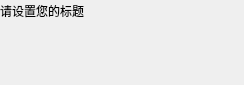
First picture: the form in src/gui/topwindow.ui, repository zengrixi/resourceManager, before the edit.
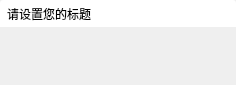
Second picture: the form after the edit. Icons and pictures are not drawn.

Diff of the .ui file:
```diff
--- a/src/gui/topwindow.ui
+++ b/src/gui/topwindow.ui
@@ -14,17 +14,19 @@
    <string>TopWindow</string>
   </property>
   <property name="styleSheet">
-   <string notr="true">#titleBar {
+            <string notr="true">
+
+#title_bar {
     background: white;
     border-top-left-radius: 3px;
     border-top-right-radius: 3px;
 }
 
-#titleBar #titleLabel {
+#title_bar #title_label {
     padding-left: 4px;
 }
 
-#titleBar QPushButton  {
+#title_bar QPushButton  {
     border: none;
     min-width: 25px;
     max-width: 25px;
@@ -35,7 +37,7 @@
     border-width: 0 0 0 0;
 }
 
-#titleBar #minButton {
+#title_bar #min_button {
     border-image: url(:/img/top-window/min.png) 0 0 0 0 stretch stretch;
 }
 #titleBar #minButton:hover {
@@ -45,7 +47,7 @@
     border-image: url(:/img/top-window/min-pressed.png) 0 0 0 0 stretch stretch;
 }
 
-#titleBar #maxButton {
+#title_bar #max_button {
     border-image: url(:/img/top-window/max.png) 0 0 0 0 stretch stretch;
 }
 #titleBar #maxButton:hover {
@@ -56,7 +58,7 @@
     border-image: url(:/img/top-window/max-pressed.png) 0 0 0 0 stretch stretch;
 }
 
-#titleBar #restoreButton {
+#title_bar #restore_button {
     border-image: url(:/img/top-window/restore.png) 0 0 0 0 stretch stretch;
 }
 #titleBar #restoreButton:hover {
@@ -67,7 +69,7 @@
     border-image: url(:/img/top-window/restore-pressed.png) 0 0 0 0 stretch stretch;
 }
 
-#titleBar #closeButton {
+#title_bar #close_button {
     border-image: url(:/img/top-window/close.png) 0 0 0 0 stretch stretch;
 }
 #titleBar #closeButton:hover {
```
Left out of the diff: 16 changed lines with no effect on the pictures. Lines whose indentation alone changed are shown as unchanged.
